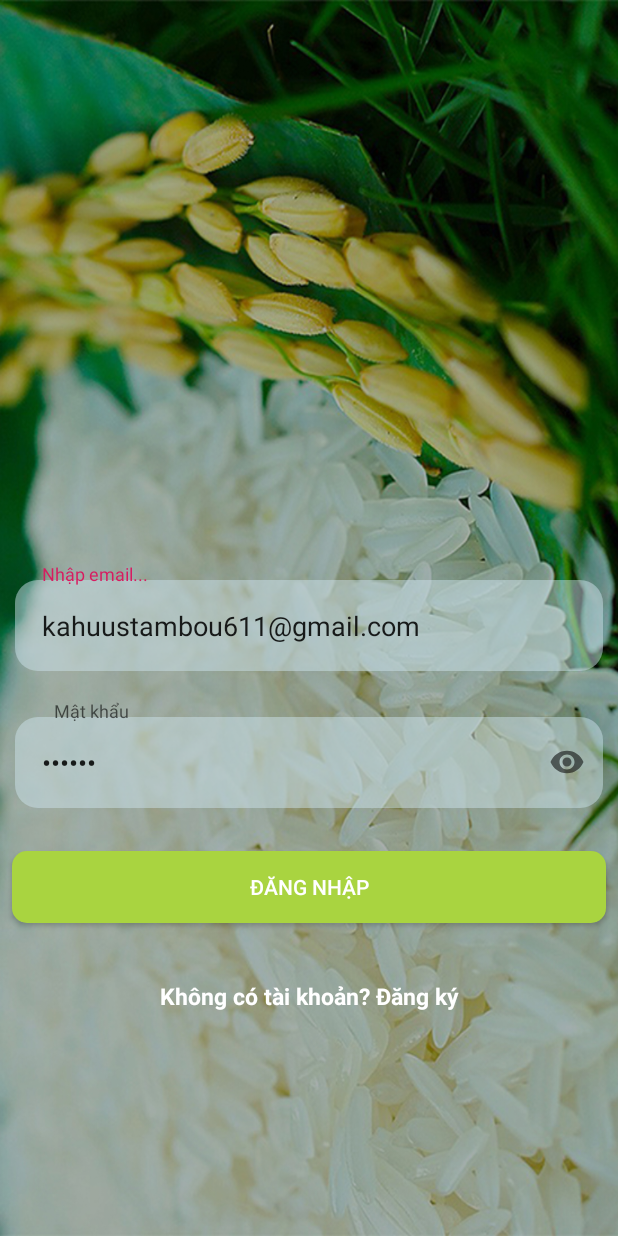
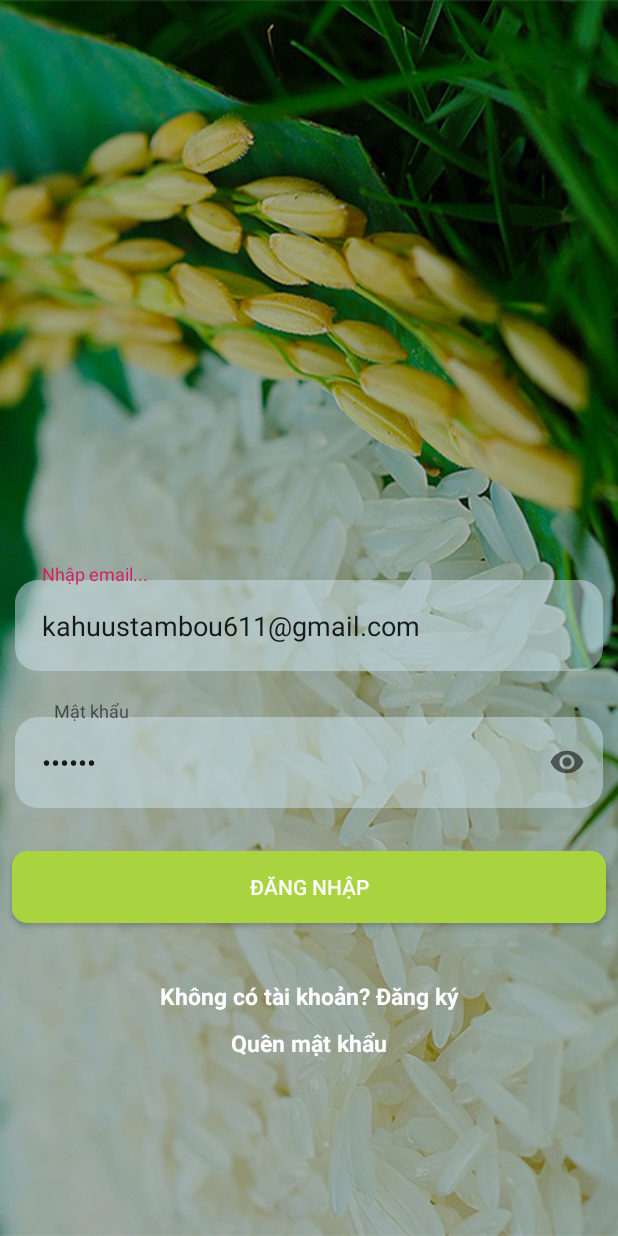
Before and after one commit to kahuustambou/GaoSach, an Android app: the SignIn screen opened directly, with no data from a screen before it, on a phone screen of 412 x 824 dp. Run offline under Robolectric (Android 15) with nearby library versions, the phone set to English and light mode, and no system bars; our stand-ins replace Firebase (no records; nobody signed in at launch, a user with empty details on screens opened directly).

Commit message:
Implemented resetting password

```diff
--- a/app/src/main/AndroidManifest.xml
+++ b/app/src/main/AndroidManifest.xml
@@ -11,7 +11,8 @@
         android:roundIcon="@mipmap/ic_launcher_round"
         android:supportsRtl="true"
         android:theme="@style/AppTheme">
-        <activity android:name=".SignIn"></activity>
+        <activity android:name=".ForgotPassword"></activity>
+        <activity android:name=".SignIn" />
         <activity android:name=".OrderStatus" />
         <activity android:name=".Cart" />
         <activity android:name=".RiceDetail" />
--- a/app/src/main/java/com/example/gaosach/SignIn.java
+++ b/app/src/main/java/com/example/gaosach/SignIn.java
@@ -23,7 +23,7 @@ import androidx.appcompat.app.AppCompatActivity;
 public class SignIn extends AppCompatActivity {
 
     EditText edtEmail, edtPassword;
-    TextView notHaveAccount;
+    TextView notHaveAccount, forgotPassword;
     Button btnSignIn;
 
     //declare an instance of firebase
@@ -41,6 +41,7 @@ public class SignIn extends AppCompatActivity {
         edtPassword = findViewById(R.id.edtPassword);
         edtEmail = findViewById(R.id.edtEmail);
         notHaveAccount = findViewById(R.id.nothave_account);
+        forgotPassword = findViewById(R.id.forgot_password);
         btnSignIn = findViewById(R.id.btnSignIn);
 
         mAuth= FirebaseAuth.getInstance();
@@ -86,6 +87,14 @@ public class SignIn extends AppCompatActivity {
             @Override
             public void onClick(View v) {
                 startActivity(new Intent(SignIn.this, SignUp.class));
+            }
+        });
+
+        // Navigate to ForgotPassword screen
+        forgotPassword.setOnClickListener(new View.OnClickListener() {
+            @Override
+            public void onClick(View v) {
+                startActivity(new Intent(SignIn.this, ForgotPassword.class));
             }
         });
 
--- a/app/src/main/res/layout/activity_sign_in.xml
+++ b/app/src/main/res/layout/activity_sign_in.xml
@@ -8,39 +8,41 @@
     tools:context=".SignIn">
 
     <com.google.android.material.textfield.TextInputLayout
+        android:id="@+id/email"
         android:layout_width="match_parent"
         android:layout_height="wrap_content"
         android:layout_centerHorizontal="true"
         android:layout_centerVertical="true"
-        android:id="@+id/email"
+        android:layout_marginLeft="10dp"
         android:layout_marginRight="10dp"
-        android:layout_marginLeft="10dp"
 
 
         >
+
         <com.google.android.material.textfield.TextInputEditText
             android:id="@+id/edtEmail"
+            android:layout_width="match_parent"
+            android:layout_height="wrap_content"
             android:background="@drawable/reg_edtext_style"
+            android:hint="Nhập email..."
+            android:inputType="textEmailAddress"
             android:padding="18dp"
-            android:inputType="textEmailAddress"
-            android:hint="Nhập email..."
-            android:text="kahuustambou611@gmail.com"
-            android:layout_width="match_parent"
-            android:layout_height="wrap_content">
+            android:text="kahuustambou611@gmail.com">
 
 
         </com.google.android.material.textfield.TextInputEditText>
 
     </com.google.android.material.textfield.TextInputLayout>
+
     <com.google.android.material.textfield.TextInputLayout
+        android:id="@+id/text_input_password"
         android:layout_width="match_parent"
         android:layout_height="wrap_content"
-        android:id="@+id/text_input_password"
-        app:errorEnabled="true"
         android:layout_below="@+id/email"
         android:layout_marginLeft="10dp"
+        android:layout_marginTop="20dp"
         android:layout_marginRight="10dp"
-        android:layout_marginTop="20dp"
+        app:errorEnabled="true"
         app:passwordToggleEnabled="true"
 
         >
@@ -53,8 +55,8 @@
             android:background="@drawable/reg_edtext_style"
             android:hint="   Mật khẩu"
             android:inputType="textPassword"
+            android:padding="18dp"
             android:text="123456"
-            android:padding="18dp"
 
             >
 
@@ -65,17 +67,29 @@
 
     <Button
         android:id="@+id/btnSignIn"
+        android:layout_width="match_parent"
+        android:layout_height="wrap_content"
+        android:layout_below="@+id/text_input_password"
+        android:layout_margin="8dp"
+        android:layout_marginTop="20dp"
+        android:background="@drawable/reg_btnsignin"
         android:text="Đăng Nhập"
         android:textColor="@color/white"
-        android:layout_below="@+id/text_input_password"
-        android:layout_marginTop="20dp"
-        android:layout_width="match_parent"
-        android:layout_height="wrap_content"
-        android:layout_margin="8dp"
-        android:background="@drawable/reg_btnsignin"
 
 
         ></Button>
+
+    <TextView
+        android:id="@+id/forgot_password"
+        android:text="Quên mật khẩu"
+        android:textAlignment="center"
+        android:layout_below="@+id/nothave_account"
+        android:layout_marginTop="10dp"
+        android:textColor="@color/white"
+        android:textSize="15dp"
+        android:textStyle="bold"
+        android:layout_width="match_parent"
+        android:layout_height="wrap_content"/>
 
     <TextView
         android:id="@+id/nothave_account"
@@ -91,4 +105,5 @@
 
 
 
+
 </RelativeLayout>
--- a/build.gradle
+++ b/build.gradle
@@ -7,7 +7,7 @@ buildscript {
 
     }
     dependencies {
-        classpath 'com.android.tools.build:gradle:3.5.1'
+        classpath 'com.android.tools.build:gradle:3.5.2'
         classpath 'com.google.gms:google-services:4.2.0'
 
         // NOTE: Do not place your application dependencies here; they belong
```
Also changed, not shown: app/src/main/java/com/example/gaosach/ForgotPassword.java (added, +99 -0 lines), app/src/main/res/layout/activity_forgot_password.xml (added, +58 -0 lines).
